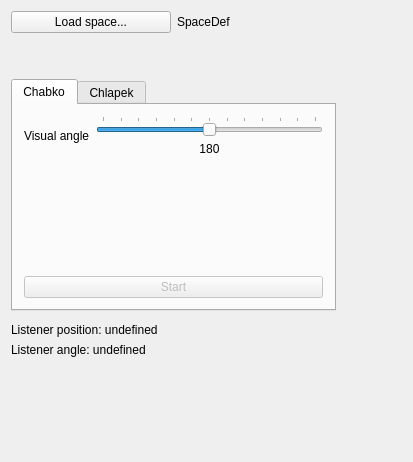
This is mainwindow.ui in navigatore/imaginote as Qt 5 draws it before an edit. The edited form follows.
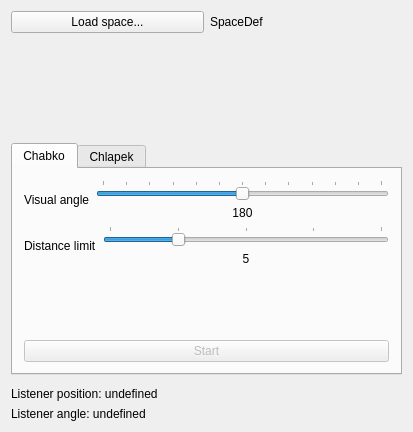
This is the edited form. Custom widgets are drawn as their Qt base class.

Commit message: Add maximum distance limit feature

```diff
--- a/mainwindow.ui
+++ b/mainwindow.ui
@@ -7,17 +7,14 @@
     <x>0</x>
     <y>0</y>
     <width>413</width>
-    <height>462</height>
+    <height>432</height>
    </rect>
   </property>
   <property name="windowTitle">
    <string>Imaginote</string>
   </property>
   <widget class="QWidget" name="centralWidget">
-   <layout class="QVBoxLayout" name="verticalLayout_3">
-    <property name="sizeConstraint">
-     <enum>QLayout::SetFixedSize</enum>
-    </property>
+   <layout class="QVBoxLayout" name="verticalLayout_5">
     <item>
      <layout class="QHBoxLayout" name="horizontalLayout">
       <item>
@@ -118,6 +115,65 @@
           </item>
          </layout>
         </item>
+        <item>
+         <layout class="QHBoxLayout" name="horizontalLayout_3">
+          <item>
+           <widget class="QLabel" name="distanceLimitLabel">
+            <property name="text">
+             <string>Distance limit</string>
+            </property>
+           </widget>
+          </item>
+          <item>
+           <layout class="QVBoxLayout" name="verticalLayout_4">
+            <item>
+             <widget class="QSlider" name="distanceLimitSlider">
+              <property name="sizePolicy">
+               <sizepolicy hsizetype="Expanding" vsizetype="Fixed">
+                <horstretch>0</horstretch>
+                <verstretch>0</verstretch>
+               </sizepolicy>
+              </property>
+              <property name="maximum">
+               <number>20</number>
+              </property>
+              <property name="value">
+               <number>5</number>
+              </property>
+              <property name="sliderPosition">
+               <number>5</number>
+              </property>
+              <property name="orientation">
+               <enum>Qt::Horizontal</enum>
+              </property>
+              <property name="tickPosition">
+               <enum>QSlider::TicksAbove</enum>
+              </property>
+              <property name="tickInterval">
+               <number>5</number>
+              </property>
+             </widget>
+            </item>
+            <item>
+             <widget class="QLabel" name="DistanceLimitValueLabel">
+              <property name="sizePolicy">
+               <sizepolicy hsizetype="Preferred" vsizetype="Preferred">
+                <horstretch>0</horstretch>
+                <verstretch>0</verstretch>
+               </sizepolicy>
+              </property>
+              <property name="text">
+               <string>5</string>
+              </property>
+              <property name="alignment">
+               <set>Qt::AlignCenter</set>
+              </property>
+             </widget>
+            </item>
+           </layout>
+          </item>
+         </layout>
+        </item>
         <item>
          <spacer name="verticalSpacer_1">
           <property name="orientation">
```
Left out of the diff: 53 changed lines with no effect on the pictures. The commit also changes 7 other files.
